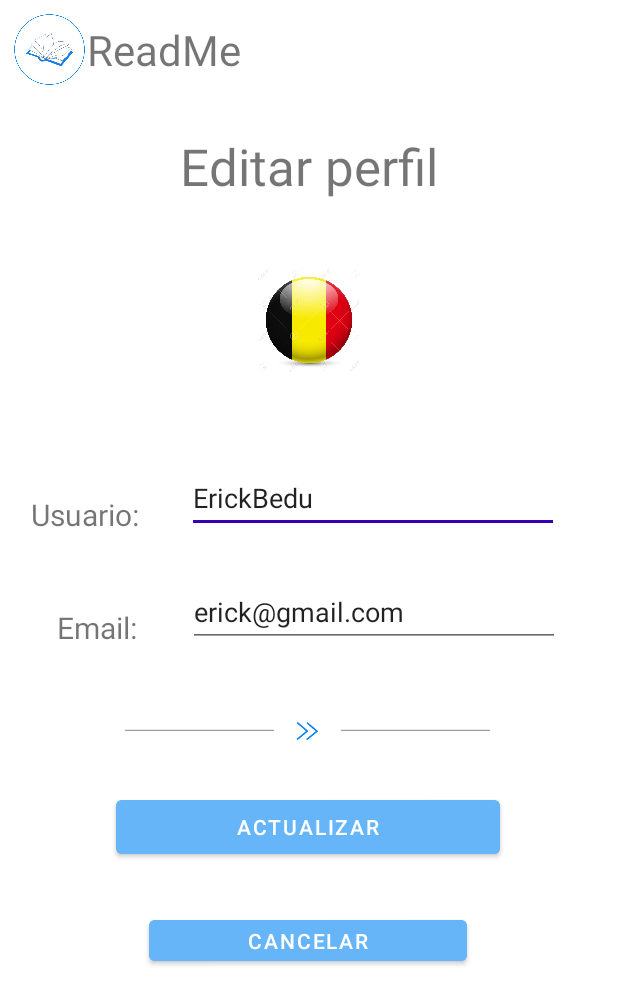
After one commit to Dyeseniact/ReadMe, an Android app: the Act_userCount screen opened directly, with no data from a screen before it, on a phone screen of 412 x 824 dp. The commit adds this screen. Shown: the top 1005 px of the screen. Run offline under Robolectric (Android 15) with nearby library versions, the phone set to English and light mode, and no system bars.

Commit message:
se agrega activity para configuracion de la cuenta

```diff
--- a/app/src/main/java/com/bedu/readme/Act2_signin.kt
+++ b/app/src/main/java/com/bedu/readme/Act2_signin.kt
@@ -17,7 +17,7 @@ class Act2_signin : AppCompatActivity() {
         setContentView(R.layout.activity_act2_signin)
 
         val name = findViewById<TextView>(R.id.editText_name_register)
-        val userName = findViewById<TextView>(R.id.editText_userName_register)
+        val userName = findViewById<TextView>(R.id.editText_emailUpdate)
         val email = findViewById<TextView>(R.id.editText_email_register)
         val password = findViewById<TextView>(R.id.editText_password_register)
         val phone = findViewById<TextView>(R.id.editText_phone_register)
--- a/app/src/main/java/com/bedu/readme/Act3_Home.kt
+++ b/app/src/main/java/com/bedu/readme/Act3_Home.kt
@@ -53,9 +53,8 @@ class Act3_Home : AppCompatActivity(), NavigationView.OnNavigationItemSelectedLi
         var correo: TextView = viewNav.findViewById(R.id.emailHeader)
         var name:TextView = viewNav.findViewById(R.id.userHeader)
         var imagen:ImageView = viewNav.findViewById(R.id.imageHeader)
-        correo.text= listUsr[currentCount]?.getEmail()
-        name.text= listUsr[currentCount]?.getName()
-        print("la cuenta es: $currentCount")
+
+
         when(currentCount){
             0->imagen.setImageResource(R.drawable.erick)
             1->imagen.setImageResource(R.drawable.yess)
@@ -85,6 +84,9 @@ class Act3_Home : AppCompatActivity(), NavigationView.OnNavigationItemSelectedLi
             }
             if (it ==2){
                 drawerLayout.openDrawer(Gravity.START)
+                println("el user es ${listUsr[currentCount]?.userName} la cuenta va en $currentCount")
+                correo.text= listUsr[currentCount]?.getEmail()
+                name.text= listUsr[currentCount]?.userName
             }
         }
 
@@ -135,7 +137,7 @@ class Act3_Home : AppCompatActivity(), NavigationView.OnNavigationItemSelectedLi
         if(item.itemId==R.id.nav_home){
 
 
-            val intent = Intent(this,Act4_mybook::class.java)
+            val intent = Intent(this,Act_userCount::class.java)
             startActivity(intent)
             finish()
         }
--- /dev/null
+++ b/app/src/main/java/com/bedu/readme/Act_userCount.kt
@@ -0,0 +1,51 @@
+package com.bedu.readme
+
+import android.content.Intent
+import androidx.appcompat.app.AppCompatActivity
+import android.os.Bundle
+import android.widget.Button
+import android.widget.ImageView
+import android.widget.TextView
+import db.listUsr
+
+class Act_userCount : AppCompatActivity() {
+    override fun onCreate(savedInstanceState: Bundle?) {
+        super.onCreate(savedInstanceState)
+        setContentView(R.layout.activity_act_user_count)
+
+        var img = findViewById<ImageView>(R.id.imageEditProfile)
+        var user = findViewById<TextView>(R.id.editText_userName)
+        var email = findViewById<TextView>(R.id.editText_emailUpdate)
+        var btnUpdate = findViewById<Button>(R.id.btnUpdate)
+        var btnCancelar = findViewById<Button>(R.id.btn_cancelar)
+
+        when(currentCount){
+            0->img.setImageResource(R.drawable.erick)
+            1->img.setImageResource(R.drawable.yess)
+            2->img.setImageResource(R.drawable.janner)
+            3->img.setImageResource(R.drawable.genaro)
+            else -> img.setImageResource(R.drawable.img)
+        }
+
+        user.setText(listUsr[currentCount]?.userName)
+        email.setText(listUsr[currentCount]?.getEmail())
+
+        btnUpdate.setOnClickListener {
+            println("el user es ${listUsr[currentCount]?.userName} la cuenta va en $currentCount")
+            listUsr[currentCount]?.userName=user.text.toString()
+            listUsr[currentCount]?.setEmail(email.text.toString())
+            println("el nuevo user es ${listUsr[currentCount]?.userName} la cuenta va en $currentCount")
+            val intent = Intent(this,Act3_Home::class.java)
+            startActivity(intent)
+            finish()
+        }
+
+        btnCancelar.setOnClickListener {
+            val intent = Intent(this,Act3_Home::class.java)
+            startActivity(intent)
+            finish()
+        }
+
+
+    }
+}
--- a/app/src/main/java/com/bedu/readme/models/Person.kt
+++ b/app/src/main/java/com/bedu/readme/models/Person.kt
@@ -1,8 +1,11 @@
 package models
 
-open class Person(private val id:Int, private var name: String, private var userName: String, private var password:String) {
+open class Person(private val id:Int, private var name: String, var userName: String, private var password:String) {
     fun getId():Int = id
     fun getName():String = name
-    fun getUserName():String = userName
+
     fun getPassword():String = password
+
+
+
 }
--- a/app/src/main/java/com/bedu/readme/models/User.kt
+++ b/app/src/main/java/com/bedu/readme/models/User.kt
@@ -12,4 +12,13 @@ class User(id:Int, nombre:String, userName:String, password:String, private  var
     fun getEmail():String = email
     fun getTypeAccount():String = typeAccount
 
+    fun setEmail(email:String){
+        this.email = email
+    }
+
+    fun ponerNombre(nombre:String){
+        this.userName = nombre
+    }
+
+
 }
--- a/app/src/main/res/layout/activity_act1_login.xml
+++ b/app/src/main/res/layout/activity_act1_login.xml
@@ -31,7 +31,7 @@
         app:layout_constraintTop_toBottomOf="@+id/logo_app" />
 
     <com.google.android.material.textfield.TextInputLayout
-        android:id="@+id/textInput_email"
+        android:id="@+id/textInput_user"
         style="@style/text_input_login"
         android:hint="@string/text_email"
         app:layout_constraintStart_toStartOf="parent"
@@ -53,7 +53,7 @@
         style="@style/text_input_login"
         android:hint="@string/text_password"
         app:layout_constraintStart_toStartOf="parent"
-        app:layout_constraintTop_toBottomOf="@id/textInput_email"
+        app:layout_constraintTop_toBottomOf="@id/textInput_user"
         app:layout_constraintEnd_toEndOf="parent"
         app:boxBackgroundColor="@color/neutral6">
 
--- a/app/src/main/res/layout/activity_act2_signin.xml
+++ b/app/src/main/res/layout/activity_act2_signin.xml
@@ -62,7 +62,7 @@
             </com.google.android.material.textfield.TextInputLayout>
 
             <com.google.android.material.textfield.TextInputLayout
-                android:id="@+id/textInput_userName"
+                android:id="@+id/textInput_emailUpdate"
                 style="@style/text_input_register"
                 android:hint="@string/text_user"
                 app:layout_constraintStart_toStartOf="parent"
@@ -72,18 +72,18 @@
                 >
 
                 <EditText
-                    android:id="@+id/editText_userName_register"
+                    android:id="@+id/editText_emailUpdate"
                     style="@style/edit_text_login"
                     />
 
             </com.google.android.material.textfield.TextInputLayout>
 
             <com.google.android.material.textfield.TextInputLayout
-                android:id="@+id/textInput_email"
+                android:id="@+id/textInput_user"
                 style="@style/text_input_register"
                 android:hint="@string/text_email"
                 app:layout_constraintStart_toStartOf="parent"
-                app:layout_constraintTop_toBottomOf="@id/textInput_userName"
+                app:layout_constraintTop_toBottomOf="@id/textInput_emailUpdate"
                 app:layout_constraintEnd_toEndOf="parent"
                 app:boxBackgroundColor="@color/neutral6"
                 >
@@ -101,7 +101,7 @@
                 style="@style/text_input_register"
                 android:hint="@string/text_password"
                 app:layout_constraintStart_toStartOf="parent"
-                app:layout_constraintTop_toBottomOf="@id/textInput_email"
+                app:layout_constraintTop_toBottomOf="@id/textInput_user"
                 app:layout_constraintEnd_toEndOf="parent"
                 app:boxBackgroundColor="@color/neutral6"
                 >
--- /dev/null
+++ b/app/src/main/res/layout/activity_act_user_count.xml
@@ -0,0 +1,164 @@
+<?xml version="1.0" encoding="utf-8"?>
+<androidx.constraintlayout.widget.ConstraintLayout xmlns:android="http://schemas.android.com/apk/res/android"
+    xmlns:app="http://schemas.android.com/apk/res-auto"
+    xmlns:tools="http://schemas.android.com/tools"
+    android:layout_width="match_parent"
+    android:layout_height="match_parent"
+    tools:context=".Act_userCount">
+    <!-- Logo -->
+    <LinearLayout
+        android:id="@+id/act3HomeLogoLayoutTopBar"
+        android:layout_width="match_parent"
+        android:layout_height="wrap_content"
+        android:layout_margin="8dp"
+        app:layout_constraintStart_toStartOf="parent"
+        app:layout_constraintTop_toTopOf="parent">
+
+        <ImageView
+            android:id="@+id/act3HomeLogoImageView"
+            android:layout_width="50dp"
+            android:layout_height="50dp"
+            android:src="@drawable/logo" />
+
+        <TextView
+            style="@style/LogoTxV"
+            android:layout_gravity="center"
+            android:layout_toRightOf="@+id/act3HomeLogoImageView" />
+
+    </LinearLayout>
+
+    <ImageView
+        android:id="@+id/imageEditProfile"
+        android:layout_width="72dp"
+        android:layout_height="72dp"
+        android:scaleType="fitCenter"
+        android:layout_marginTop="44dp"
+        app:layout_constraintEnd_toEndOf="parent"
+        app:layout_constraintStart_toStartOf="parent"
+        app:layout_constraintTop_toBottomOf="@+id/textViewlblEditProfile" />
+
+    <TextView
+        android:id="@+id/textViewlblEditProfile"
+        android:layout_width="wrap_content"
+        android:layout_height="wrap_content"
+        android:layout_marginTop="88dp"
+        android:text="@string/EditProfile"
+        android:textSize="34sp"
+        app:layout_constraintEnd_toEndOf="parent"
+        app:layout_constraintStart_toStartOf="parent"
+        app:layout_constraintTop_toTopOf="parent" />
+
+
+
+    <TextView
+        android:id="@+id/textViewUser"
+        android:layout_width="wrap_content"
+        android:layout_height="wrap_content"
+        android:layout_marginTop="80dp"
+        android:layout_marginEnd="12dp"
+        android:text="Usuario:"
+        android:textSize="20sp"
+        app:layout_constraintEnd_toEndOf="parent"
+        app:layout_constraintEnd_toStartOf="@+id/editText_emailUpdate"
+        app:layout_constraintHorizontal_bias="0.5"
+        app:layout_constraintStart_toStartOf="parent"
+        app:layout_constraintTop_toBottomOf="@+id/imageEditProfile" />
+
+    <TextView
+        android:id="@+id/textViewEmail"
+        android:layout_width="wrap_content"
+        android:layout_height="wrap_content"
+        android:layout_marginTop="48dp"
+        android:text="Email:"
+        android:textSize="20sp"
+        app:layout_constraintBottom_toBottomOf="parent"
+        app:layout_constraintEnd_toEndOf="parent"
+        app:layout_constraintHorizontal_bias="0.106"
+        app:layout_constraintStart_toStartOf="parent"
+        app:layout_constraintTop_toBottomOf="@+id/textViewUser"
+        app:layout_constraintVertical_bias="0.0" />
+
+    <EditText
+        android:id="@+id/editText_userName"
+        style="@style/edit_text_login"
+        android:layout_width="248dp"
+        android:layout_height="46dp"
+        android:layout_marginTop="60dp"
+        android:layout_marginEnd="32dp"
+        app:layout_constraintEnd_toEndOf="parent"
+        app:layout_constraintHorizontal_bias="0.946"
+        app:layout_constraintStart_toStartOf="parent"
+        app:layout_constraintTop_toBottomOf="@+id/imageEditProfile" />
+    <com.google.android.material.textfield.TextInputLayout
+        android:id="@+id/textInput_user"
+        style="@style/text_input_register"
+        android:layout_width="244dp"
+        android:layout_height="22dp"
+        android:hint="@string/text_user"
+        app:boxBackgroundColor="@color/neutral6"
+        app:layout_constraintBottom_toBottomOf="@+id/editText_userName"
+        app:layout_constraintEnd_toEndOf="@+id/editText_userName"
+        app:layout_constraintHorizontal_bias="0.51"
+        app:layout_constraintStart_toStartOf="@+id/editText_userName"
+        app:layout_constraintTop_toTopOf="@+id/editText_userName"
+        app:layout_constraintVertical_bias="1.0">
+    </com.google.android.material.textfield.TextInputLayout>
+
+    <EditText
+        android:id="@+id/editText_emailUpdate"
+        style="@style/edit_text_login"
+        android:layout_width="248dp"
+        android:layout_height="46dp"
+        android:layout_marginStart="125dp"
+        android:layout_marginTop="30dp"
+        app:layout_constraintStart_toStartOf="parent"
+        app:layout_constraintTop_toBottomOf="@+id/textInput_user" />
+
+    <com.google.android.material.textfield.TextInputLayout
+        android:id="@+id/textInput_emailUpdate"
+        style="@style/text_input_register"
+        android:layout_width="244dp"
+
+        android:layout_height="22dp"
+        android:hint="@string/text_user"
+        app:boxBackgroundColor="@color/neutral6"
+        app:layout_constraintBottom_toBottomOf="@+id/editText_emailUpdate"
+        app:layout_constraintEnd_toEndOf="@+id/editText_emailUpdate"
+        app:layout_constraintStart_toStartOf="@+id/editText_emailUpdate"
+        app:layout_constraintTop_toTopOf="@+id/editText_emailUpdate"
+        app:layout_constraintVertical_bias="1.0">
+
+    </com.google.android.material.textfield.TextInputLayout>
+
+    <com.google.android.material.button.MaterialButton
+        android:id="@+id/btnUpdate"
+        style="@style/buttom_login"
+        android:text="@string/text_btnUpdate"
+        app:cornerRadius="4dp"
+        app:layout_constraintEnd_toEndOf="parent"
+        app:layout_constraintHorizontal_bias="0.496"
+        app:layout_constraintStart_toStartOf="parent"
+        app:layout_constraintTop_toBottomOf="@+id/icon_arrow" />
+
+    <com.google.android.material.button.MaterialButton
+        android:id="@+id/btn_cancelar"
+        style="@style/buttom_login"
+
+        android:layout_width="212dp"
+        android:layout_height="39dp"
+        android:text="@string/text_btnCancel"
+        app:cornerRadius="4dp"
+        app:layout_constraintEnd_toEndOf="parent"
+        app:layout_constraintHorizontal_bias="0.496"
+        app:layout_constraintStart_toStartOf="parent"
+        app:layout_constraintTop_toBottomOf="@+id/btnUpdate" />
+
+    <ImageView
+        android:id="@+id/icon_arrow"
+        style="@style/icon_arrow"
+        android:layout_marginTop="48dp"
+        app:layout_constraintEnd_toEndOf="parent"
+        app:layout_constraintHorizontal_bias="0.494"
+        app:layout_constraintStart_toStartOf="parent"
+        app:layout_constraintTop_toBottomOf="@+id/editText_emailUpdate" />
+</androidx.constraintlayout.widget.ConstraintLayout>
--- a/app/src/main/res/values/strings.xml
+++ b/app/src/main/res/values/strings.xml
@@ -19,6 +19,8 @@
     <string name="text_phone">Número de teléfono</string>
     <string name="text_btnRegistrarse">Registrarse</string>
     <string name="text_btnIngresar">Ingresar</string>
+    <string name="text_btnUpdate">Actualizar</string>
+    <string name="text_btnCancel">Cancelar</string>
     <string name="text_login">Login</string>
     <string name="text_Not_Account">¿No tienes una cuenta?</string>
     <string name="text_createAccount">Crea cuenta</string>
@@ -48,7 +50,7 @@
     <string name="sharing_element">Sharing element</string>
     <string name="user">Usuario</string>
     <string name="email">Correo electrónico</string>
-    <string name="drawer.home">Cuenta</string>
+    <string name="drawer.home">Editar perfil</string>
     <string name="drawer.account">Cuenta</string>
     <string name="drawer.payments">Pago</string>
     <string name="drawer.settings">Configuración</string>
@@ -58,5 +60,6 @@
     <!-- TODO: Remove or change this placeholder text -->
     <string name="hello_blank_fragment">Hello blank fragment genaro</string>
 
-    <string name="prueba">%1$s!</string>
+    <string name="prueba">%1$s!</string>EditProfile
+    <string name="EditProfile">Editar perfil</string>
 </resources>
```
Also changed, not shown: app/src/main/AndroidManifest.xml (+5 -2 lines).
